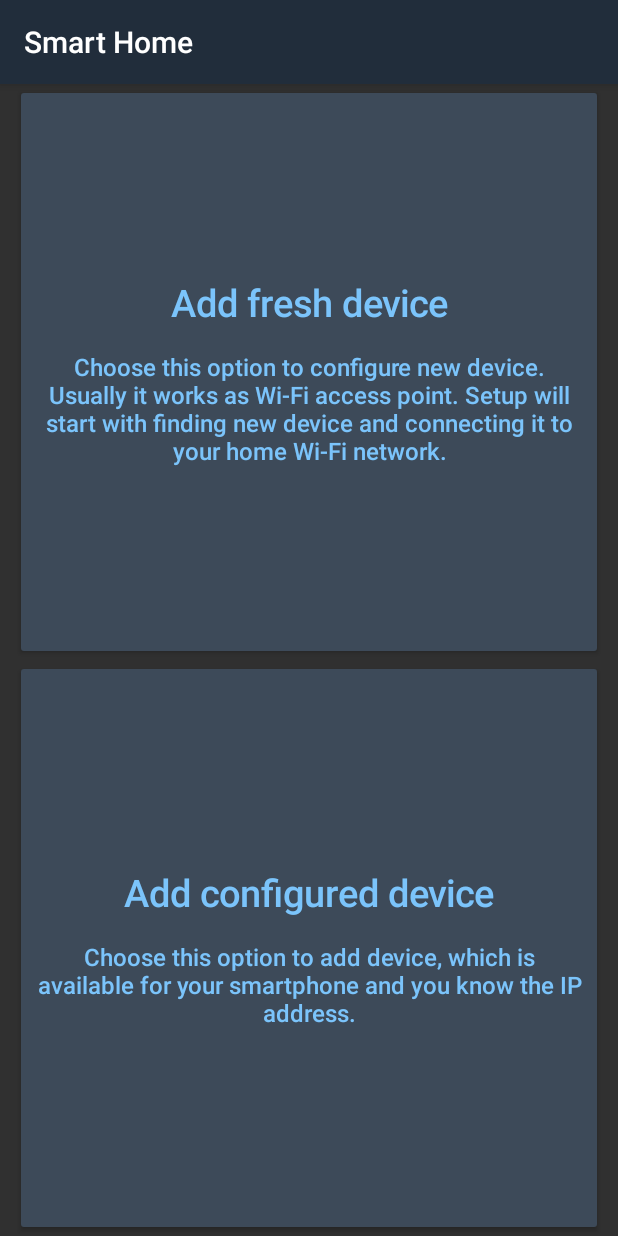
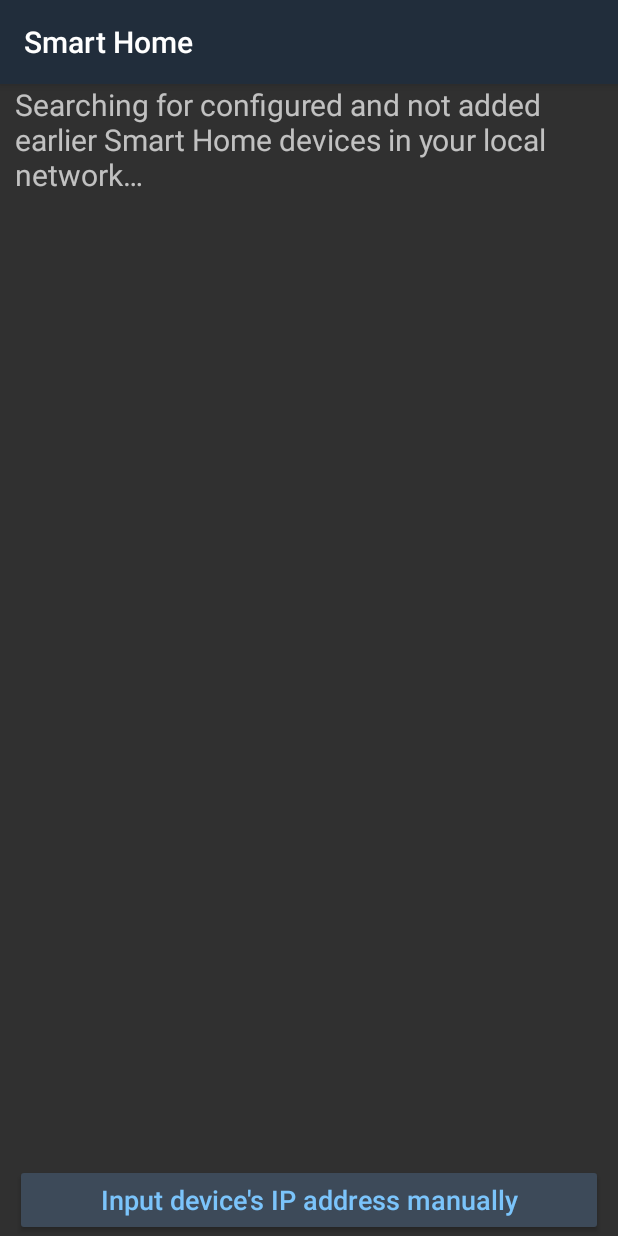
Before and after one commit to Tsar/smart_home, an Android app: the screen it shows after launch (MainActivity), after a tap on an icon or button, on a phone screen of 412 x 824 dp. Run offline under Robolectric (Android 15) with nearby library versions, the phone set to English and light mode, and no system bars; network calls fail; 1 other tap on this screen came first.

Commit message:
App: Screen for searching configured devices implemented. ESP: Changed format of UDP response

```diff
--- a/App/app/src/main/java/ru/tsar_ioann/smarthome/DeviceInfo.java
+++ b/App/app/src/main/java/ru/tsar_ioann/smarthome/DeviceInfo.java
@@ -87,8 +87,7 @@ public class DeviceInfo {
     }
 
     public DeviceInfo(String macAddress, String name, String ipAddress, Listener listener) {
-        this.macAddress = macAddress;
-        this.name = name;
+        this(macAddress, name);
         this.ipAddress = ipAddress;
         this.listener = listener;
         Arrays.fill(this.dimmerValues, 500);
--- a/App/app/src/main/java/ru/tsar_ioann/smarthome/DevicesAdapter.java
+++ b/App/app/src/main/java/ru/tsar_ioann/smarthome/DevicesAdapter.java
@@ -15,7 +15,7 @@ import java.net.HttpURLConnection;
 import java.util.List;
 
 public class DevicesAdapter extends ArrayAdapter<DeviceInfo> {
-    private Activity activity;
+    private final Activity activity;
 
     public DevicesAdapter(Activity activity, List<DeviceInfo> devices) {
         super(activity, 0, devices);
--- a/App/app/src/main/java/ru/tsar_ioann/smarthome/ScreenId.java
+++ b/App/app/src/main/java/ru/tsar_ioann/smarthome/ScreenId.java
@@ -6,5 +6,6 @@ public enum ScreenId {
     FRESH_DEVICES,
     CONNECTING_FRESH_DEVICE,
     HOME_NETWORK_SETTINGS,
-    DEVICE_CONNECTED
+    DEVICE_CONNECTED,
+    CONFIGURED_DEVICES
 }
--- a/App/app/src/main/java/ru/tsar_ioann/smarthome/ScreenLauncher.java
+++ b/App/app/src/main/java/ru/tsar_ioann/smarthome/ScreenLauncher.java
@@ -39,6 +39,9 @@ public class ScreenLauncher {
             case DEVICE_CONNECTED:
                 currentScreen = new DeviceConnected(commonData);
                 break;
+            case CONFIGURED_DEVICES:
+                currentScreen = new ConfiguredDevices(commonData);
+                break;
         }
         menuVisibilityChanger.setMenuVisibility(currentScreen.shouldMenuBeVisible());
         currentScreenId = screenId;
--- a/App/app/src/main/java/ru/tsar_ioann/smarthome/screens/BaseScreen.java
+++ b/App/app/src/main/java/ru/tsar_ioann/smarthome/screens/BaseScreen.java
@@ -18,6 +18,7 @@ public abstract class BaseScreen {
 
     public abstract int getViewFlipperChildId();
     public abstract boolean shouldMenuBeVisible();
+    public void handleUdpDeviceInfo(String macAddress, String name, String ipAddress, int port) {}
 
     protected final CommonData getCommonData() {
         return commonData;
--- /dev/null
+++ b/App/app/src/main/java/ru/tsar_ioann/smarthome/screens/ConfiguredDevices.java
@@ -0,0 +1,123 @@
+package ru.tsar_ioann.smarthome.screens;
+
+import android.annotation.SuppressLint;
+import android.app.Activity;
+import android.util.Log;
+import android.util.TypedValue;
+import android.view.View;
+import android.view.ViewGroup;
+import android.widget.ArrayAdapter;
+import android.widget.ListView;
+import android.widget.TextView;
+
+import java.util.ArrayList;
+import java.util.HashSet;
+import java.util.List;
+import java.util.Set;
+import java.util.Timer;
+import java.util.TimerTask;
+
+import ru.tsar_ioann.smarthome.*;
+
+public class ConfiguredDevices extends BaseScreen {
+    private static final String LOG_TAG = "ConfiguredDevices";
+
+    private static final int MULTICASTS_COUNT = 60;
+    private static final int DELAY_BETWEEN_MULTICASTS = 1000;
+
+    private final Activity activity;
+    private final ArrayAdapter<DeviceInfo> lstConfiguredDevicesAdapter;
+
+    private final List<DeviceInfo> configuredDevicesList;
+    private final Set<String> configuredDevices;
+
+    public ConfiguredDevices(CommonData commonData) {
+        super(commonData);
+
+        activity = commonData.getActivity();
+        TextView txtSearchingConfigured = activity.findViewById(R.id.txtSearchingConfigured);
+        ListView lstConfiguredDevices = activity.findViewById(R.id.lstConfiguredDevices);
+
+        txtSearchingConfigured.setText(tr(R.string.searching_configured_devices));
+
+        configuredDevices = new HashSet<>();
+        for (DeviceInfo addedDevice : commonData.getDevices().getList()) {
+            configuredDevices.add(addedDevice.getMacAddress());
+        }
+
+        configuredDevicesList = new ArrayList<>();
+        lstConfiguredDevicesAdapter = new ArrayAdapter<DeviceInfo>(
+                activity,
+                android.R.layout.simple_list_item_2,
+                android.R.id.text1,
+                configuredDevicesList
+        ) {
+            @SuppressLint("SetTextI18n")
+            @Override
+            public View getView(int position, View convertView, ViewGroup parent) {
+                View view = super.getView(position, convertView, parent);
+                TextView text1 = view.findViewById(android.R.id.text1);
+                TextView text2 = view.findViewById(android.R.id.text2);
+                DeviceInfo device = configuredDevicesList.get(position);
+                text1.setText(device.getName());
+                text2.setTextSize(TypedValue.COMPLEX_UNIT_SP, 12);
+                text2.setText(device.getMacAddress() + " - " + device.getIpAddress());
+                return view;
+            }
+        };
+        lstConfiguredDevices.setAdapter(lstConfiguredDevicesAdapter);
+
+        Timer timerMulticastRepeater = new Timer();
+        timerMulticastRepeater.schedule(new TimerTask() {
+            private int sentMulticasts = 0;
+
+            @Override
+            public void run() {
+                if (sentMulticasts >= MULTICASTS_COUNT) {
+                    timerMulticastRepeater.cancel();
+                    activity.runOnUiThread(() -> txtSearchingConfigured.setText(tr(configuredDevicesList.size() > 0
+                            ? R.string.search_configured_finished_choose_device
+                            : R.string.search_configured_finished_nothing_found))
+                    );
+                    return;
+                }
+
+                Udp.asyncMulticastNoThrow(
+                        UdpSettings.UDP_MULTICAST_IP,
+                        UdpSettings.UDP_MULTICAST_PORT,
+                        UdpSettings.UDP_SCAN_REQUEST
+                );
+                ++sentMulticasts;
+            }
+        }, 0, DELAY_BETWEEN_MULTICASTS);
+
+        lstConfiguredDevices.setOnItemClickListener((adapterView, view, position, id) -> {
+            timerMulticastRepeater.cancel();
+            // TODO: launch next screen
+            //commonData.getScreenLauncher().launchScreen(ScreenId.XXX);
+        });
+    }
+
+    @Override
+    public void handleUdpDeviceInfo(String macAddress, String name, String ipAddress, int port) {
+        final String deviceInfoStrForLog = macAddress + " - " + name + " - " + ipAddress;
+        if (!configuredDevices.contains(macAddress)) {
+            Log.d(LOG_TAG, "Got info about new configured device: " + deviceInfoStrForLog);
+            configuredDevices.add(macAddress);
+            configuredDevicesList.add(new DeviceInfo(macAddress, name, ipAddress, null));
+            activity.runOnUiThread(lstConfiguredDevicesAdapter::notifyDataSetChanged);
+        } else {
+            Log.d(LOG_TAG, "Got info about already found or added device: " + deviceInfoStrForLog);
+        }
+    }
+
+    @Override
+    public int getViewFlipperChildId() {
+        return 6;
+    }
+
+    @Override
+    public boolean shouldMenuBeVisible() {
+        return false;
+    }
+}
--- a/App/app/src/main/java/ru/tsar_ioann/smarthome/screens/FreshDevices.java
+++ b/App/app/src/main/java/ru/tsar_ioann/smarthome/screens/FreshDevices.java
@@ -29,7 +29,7 @@ public class FreshDevices extends BaseScreen {
             screen.connectToDevice((String)adapterView.getItemAtPosition(position));
         });
 
-        txtSearchTitle.setText(tr(R.string.searching_smart_home));
+        txtSearchTitle.setText(tr(R.string.searching_fresh_devices));
         Set<String> devices = new HashSet<>();
         lstNewDevicesAdapter.clear();
         commonData.getWifi().scan(30, new Wifi.ScanListener() {
--- a/App/app/src/main/java/ru/tsar_ioann/smarthome/screens/HomeNetworkSettings.java
+++ b/App/app/src/main/java/ru/tsar_ioann/smarthome/screens/HomeNetworkSettings.java
@@ -2,13 +2,11 @@ package ru.tsar_ioann.smarthome.screens;
 
 import android.app.Activity;
 import android.net.Network;
-import android.text.Html;
 import android.text.method.PasswordTransformationMethod;
 import android.util.Log;
 import android.widget.Button;
 import android.widget.CheckBox;
 import android.widget.EditText;
-import android.widget.TextView;
 
 import java.io.IOException;
 import java.net.HttpURLConnection;
--- a/App/app/src/main/java/ru/tsar_ioann/smarthome/screens/Main.java
+++ b/App/app/src/main/java/ru/tsar_ioann/smarthome/screens/Main.java
@@ -4,16 +4,10 @@ import android.app.Activity;
 import android.util.Log;
 import android.widget.ListView;
 
-import java.io.IOException;
-import java.net.SocketException;
-
 import ru.tsar_ioann.smarthome.*;
 
 public class Main extends BaseScreen implements DevicesList.Listener {
-    private static final String UDP_SCAN_REQUEST = "SMART_HOME_SCAN";
-    private static final String UDP_MULTICAST_IP = "227.16.119.203";
-    private static final int UDP_MULTICAST_PORT = 25061;
-    private static final int UDP_LISTEN_PORT = 25062;
+    private static final String LOG_TAG = "Main";
 
     private final Activity activity;
     private final DevicesList devices;
@@ -32,26 +26,22 @@ public class Main extends BaseScreen implements DevicesList.Listener {
         devicesAdapter = new DevicesAdapter(activity, commonData.getDevices().getList());
         lstDevices.setAdapter(devicesAdapter);
 
-        Udp.asyncListen(UDP_LISTEN_PORT, new Udp.Listener() {
-            private static final String LOG_TAG = "UdpListener";
-            private static final String MAC_PREFIX = "MAC=";
+        asyncRefresh();
+    }
 
-            @Override
-            public boolean finish() {
-                return false;
+    public void asyncRefresh() {
+        devices.rediscoverAll();
+        devicesAdapter.notifyDataSetChanged();
+
+        Udp.asyncMulticastNoThrow(
+                UdpSettings.UDP_MULTICAST_IP,
+                UdpSettings.UDP_MULTICAST_PORT,
+                UdpSettings.UDP_SCAN_REQUEST
+        );
     }
 
     @Override
-            public void onReceive(String message, String senderIp, int senderPort) {
-                if (!message.startsWith(MAC_PREFIX)) {
-                    Log.d(LOG_TAG, "Bad message format: " + message);
-                    return;
-                }
-                String macAddress = message.substring(MAC_PREFIX.length());
-                if (!Utils.isValidMacAddress(macAddress)) {
-                    Log.d(LOG_TAG, "Invalid MAC address: " + macAddress);
-                    return;
-                }
+    public void handleUdpDeviceInfo(String macAddress, String name, String ipAddress, int port) {
         DeviceInfo device = devices.getDeviceByMacAddress(macAddress);
         if (device == null) {
             Log.d(LOG_TAG, "Received MAC address which we do not know: " + macAddress);
@@ -61,35 +51,14 @@ public class Main extends BaseScreen implements DevicesList.Listener {
             Log.d(LOG_TAG, "Got info about device which is already discovered (" + macAddress + ")");
             return;
         }
-                if (device.getIpAddress().equals(senderIp)) {
+        if (device.getIpAddress().equals(ipAddress)) {
             Log.d(LOG_TAG, "Got info about device which has not changed it's IP (" + macAddress + ")");
             return;
         }
 
-                Log.d(LOG_TAG, "Device with MAC address " + macAddress + " has changed IP to " + senderIp + ", trying to discover");
-                device.setIpAddress(senderIp);
+        Log.d(LOG_TAG, "Device with MAC address " + macAddress + " has changed IP to " + ipAddress + ", trying to discover");
+        device.setIpAddress(ipAddress);
         device.asyncTryToDiscover();
-            }
-
-            @Override
-            public void onError(IOException exception) {
-                Log.d(LOG_TAG, "Error on receiving UDP: " + exception.getMessage());
-            }
-
-            @Override
-            public void onFatalError(SocketException exception) {
-                Log.d(LOG_TAG, "Failed to start listening UDP: " + exception.getMessage());
-            }
-        });
-
-        asyncRefresh();
-    }
-
-    public void asyncRefresh() {
-        devices.rediscoverAll();
-        devicesAdapter.notifyDataSetChanged();
-
-        Udp.asyncMulticastNoThrow(UDP_MULTICAST_IP, UDP_MULTICAST_PORT, UDP_SCAN_REQUEST);
     }
 
     @Override
--- a/App/app/src/main/res/layout/activity_main.xml
+++ b/App/app/src/main/res/layout/activity_main.xml
@@ -13,5 +13,6 @@
     <include layout="@layout/connecting_fresh_device" />
     <include layout="@layout/home_network_settings" />
     <include layout="@layout/device_connected" />
+    <include layout="@layout/configured_devices" />
 
 </ViewFlipper>
--- /dev/null
+++ b/App/app/src/main/res/layout/configured_devices.xml
@@ -0,0 +1,28 @@
+<?xml version="1.0" encoding="utf-8"?>
+<RelativeLayout xmlns:android="http://schemas.android.com/apk/res/android"
+    android:orientation="vertical"
+    android:layout_width="match_parent"
+    android:layout_height="match_parent">
+
+    <TextView
+        android:id="@+id/txtSearchingConfigured"
+        android:layout_alignParentTop="true"
+        android:layout_width="match_parent"
+        android:layout_height="wrap_content"
+        android:text="@string/searching_configured_devices" />
+
+    <ListView
+        android:id="@+id/lstConfiguredDevices"
+        android:layout_below="@id/txtSearchingConfigured"
+        android:layout_above="@id/btnInputIP"
+        android:layout_width="match_parent"
+        android:layout_height="wrap_content" />
+
+    <Button
+        android:id="@+id/btnInputIP"
+        android:layout_alignParentBottom="true"
+        android:layout_width="match_parent"
+        android:layout_height="wrap_content"
+        android:text="@string/input_device_ip_manually" />
+
+</RelativeLayout>
--- a/App/app/src/main/res/layout/fresh_devices.xml
+++ b/App/app/src/main/res/layout/fresh_devices.xml
@@ -8,7 +8,7 @@
         android:id="@+id/txtSearchTitle"
         android:layout_width="match_parent"
         android:layout_height="wrap_content"
-        android:text="@string/searching_smart_home" />
+        android:text="@string/searching_fresh_devices" />
 
     <ListView
         android:id="@+id/lstNewDevices"
--- a/App/app/src/main/res/values/strings.xml
+++ b/App/app/src/main/res/values/strings.xml
@@ -5,10 +5,10 @@
     <string name="add_new_device">Add new device</string>
     <string name="update_statuses">Update statuses</string>
     <string name="add_fresh_device">&lt;big&gt;Add fresh device&lt;/big&gt;&lt;small&gt;&lt;br /&gt;&lt;br /&gt;Choose this option to configure new device. Usually it works as Wi-Fi access point. Setup will start with finding new device and connecting it to your home Wi-Fi network.&lt;/small&gt;</string>
-    <string name="add_configured_device">&lt;big&gt;Add configured device&lt;/big&gt;&lt;small&gt;&lt;br /&gt;&lt;br /&gt;Choose this option to add device, which is available for your smartphone and you know the IP address.&lt;/small&gt;</string>
+    <string name="add_configured_device">&lt;big&gt;Add configured device&lt;/big&gt;&lt;small&gt;&lt;br /&gt;&lt;br /&gt;Choose this option to add device, which is available for your smartphone in the currently connected network or by external IP address.&lt;/small&gt;</string>
     <string name="wifi_is_off">Wi-Fi is off</string>
     <string name="enable_wifi_prompt">Please enable Wi-Fi and try again.</string>
-    <string name="searching_smart_home">Searching for fresh Smart Home devices…</string>
+    <string name="searching_fresh_devices">Searching for fresh Smart Home devices…</string>
     <string name="you_declined_permission_request">You declined permission request, app can\'t use wi-fi</string>
     <string name="warning">Warning</string>
     <string name="permission_request_explanation">Now app will ask you for location permission. This is required to allow app to scan wi-fi. No location information will be gathered.\n\nIf you decline permission request, app will not be able to add fresh device.</string>
@@ -29,4 +29,8 @@
     <string name="device_connect_failed">Failed to connect to the device!\n\nAdding new device failed.</string>
     <string name="device_could_not_connect_to_wifi">The device could not connect to chosen Wi-Fi network!\n\nPlease check that network name and passphrase are correct and the device is in range.</string>
     <string name="device_connected_successfully">Smart Home device has successfully connected to network %1$s.\n\nNow you should connect your smartphone to the same network if it will not do that automatically.</string>
+    <string name="searching_configured_devices">Searching for configured and not added earlier Smart Home devices in your local network…</string>
+    <string name="input_device_ip_manually">Input device\'s IP address manually</string>
+    <string name="search_configured_finished_nothing_found">Search for configured devices has finished.\n\nConfigured and not added earlier devices were not found.</string>
+    <string name="search_configured_finished_choose_device">Search for configured devices has finished.\n\nIf you see needed device in the list, tap it.</string>
 </resources>
```
Also changed, not shown: App/app/src/main/java/ru/tsar_ioann/smarthome/MainActivity.java (+49 -0 lines), App/app/src/main/java/ru/tsar_ioann/smarthome/UdpSettings.java (added, +8 -0 lines), App/app/src/main/java/ru/tsar_ioann/smarthome/screens/AddNewDevice.java (+7 -5 lines), 3 other files. Lines whose indentation alone changed are shown as unchanged.
